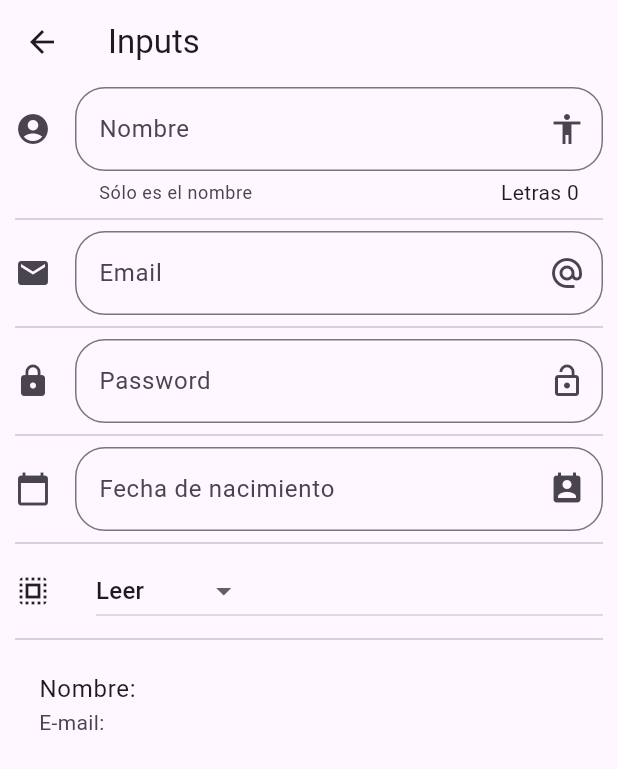
After one commit to AitorAD/seminario1_pmdm, a Flutter app: the InputPage screen opened by its route, on a phone screen of 412 x 824 dp. The commit adds this screen. Shown: the top 769 px of the screen. Run offline on Flutter 3.47's test engine with Material 3 defaults, Android fonts, the phone set to English and light mode, and no system bars; network calls fail.

Commit message:
Seminario 1

```diff
--- /dev/null
+++ b/lib/input_page.dart
@@ -0,0 +1,158 @@
+import 'package:flutter/material.dart';
+
+class InputPage extends StatefulWidget {
+  @override
+  _InputPageState createState() => _InputPageState();
+}
+
+class _InputPageState extends State<InputPage> {
+  String _nombre = '';
+  String _email = '';
+  String _fecha = '';
+  TextEditingController _inputFieldDateController = new TextEditingController();
+  List<String> _hobbies = ['Leer', 'Ver series', 'Viajar', 'Deporte'];
+  String _opcionSeleccionada = 'Leer';
+
+  @override
+  Widget build(BuildContext context) {
+    return Scaffold(
+      appBar: AppBar(
+        title: Text('Inputs'),
+      ),
+      body: ListView(
+        padding: EdgeInsets.symmetric(horizontal: 10, vertical: 2),
+        children: [
+          _crearInput(),
+          Divider(),
+          _crearEmail(),
+          Divider(),
+          _crearPassword(),
+          Divider(),
+          _crearFecha(context),
+          Divider(),
+          _crearDropwdown(),
+          Divider(),
+          _crearPersona(),
+        ],
+      ),
+    );
+  }
+
+  Widget _crearInput() {
+    return TextField(
+      textCapitalization: TextCapitalization.sentences,
+      decoration: InputDecoration(
+          counter: Text('Letras ${_nombre.length}'),
+          hintText: 'Nombre de la persona',
+          labelText: 'Nombre',
+          helperText: 'Sólo es el nombre',
+          suffixIcon: Icon(Icons.accessibility),
+          icon: Icon(Icons.account_circle),
+          border: OutlineInputBorder(borderRadius: BorderRadius.circular(20))),
+      onChanged: (valor) {
+        setState(() {
+          _nombre = valor;
+        });
+      },
+    );
+  }
+
+  Widget _crearPersona() {
+    return ListTile(
+      title: Text('Nombre: $_nombre'),
+      subtitle: Text('E-mail: $_email'),
+    );
+  }
+
+  Widget _crearEmail() {
+    return TextField(
+        keyboardType: TextInputType.emailAddress,
+        decoration: InputDecoration(
+            hintText: 'Email',
+            labelText: 'Email',
+            suffixIcon: Icon(Icons.alternate_email),
+            icon: Icon(Icons.email),
+            border:
+                OutlineInputBorder(borderRadius: BorderRadius.circular(20))),
+        onChanged: (valor) => setState(() {
+              _email = valor;
+            }));
+  }
+
+  Widget _crearPassword() {
+    return TextField(
+        obscureText: true,
+        decoration: InputDecoration(
+            hintText: 'Password',
+            labelText: 'Password',
+            suffixIcon: Icon(Icons.lock_open),
+            icon: Icon(Icons.lock),
+            border:
+                OutlineInputBorder(borderRadius: BorderRadius.circular(20))),
+        onChanged: (valor) => setState(() {
+              _email = valor;
+            }));
+  }
+
+  Widget _crearFecha(BuildContext context) {
+    return TextField(
+      enableInteractiveSelection: false,
+      controller: _inputFieldDateController,
+      decoration: InputDecoration(
+          hintText: 'Fecha de nacimiento',
+          labelText: 'Fecha de nacimiento',
+          suffixIcon: Icon(Icons.perm_contact_calendar),
+          icon: Icon(Icons.calendar_today),
+          border: OutlineInputBorder(borderRadius: BorderRadius.circular(20))),
+      onTap: () {
+        FocusScope.of(context).requestFocus(new FocusNode());
+        _selectDate(context);
+      },
+    );
+  }
+
+  _selectDate(BuildContext context) async {
+    DateTime? picked = await showDatePicker(
+        context: context,
+        initialDate: new DateTime.now(),
+        firstDate: new DateTime(2018),
+        lastDate: new DateTime(2025));
+    if (picked != null) {
+      setState(() {
+        _fecha = picked.toString();
+        _inputFieldDateController.text = _fecha;
+      });
+    }
+  }
+
+  Widget _crearDropwdown() {
+    return Row(
+      children: [
+        Icon(Icons.select_all),
+        SizedBox(width: 30),
+        Expanded(
+          child: DropdownButton(
+            value: _opcionSeleccionada,
+            items: getOpcionesDropdown(),
+            onChanged: (opt) {
+              setState(() {
+                _opcionSeleccionada = opt!;
+              });
+            },
+          ),
+        ),
+      ],
+    );
+  }
+
+  List<DropdownMenuItem<String>> getOpcionesDropdown() {
+    List<DropdownMenuItem<String>> lista = [];
+    _hobbies.forEach((element) {
+      lista.add(DropdownMenuItem(
+        child: Text(element),
+        value: element,
+      ));
+    });
+    return lista;
+  }
+}
--- a/lib/routes/routes.dart
+++ b/lib/routes/routes.dart
@@ -1,8 +1,12 @@
 import 'package:flutter/material.dart';
+import 'package:seminario_1/animated_container.dart';
 import 'package:seminario_1/card_page.dart';
 import 'package:seminario_1/home_temp.dart';
 import 'package:seminario_1/alert_page.dart';
 import 'package:seminario_1/avatar_page.dart';
+import 'package:seminario_1/input_page.dart';
+import 'package:seminario_1/listview_page.dart';
+import 'package:seminario_1/slider_page.dart';
 
 Map<String, WidgetBuilder> getApplicationRoutes() {
   return <String, WidgetBuilder>{
@@ -10,5 +14,9 @@ Map<String, WidgetBuilder> getApplicationRoutes() {
     'alert': (BuildContext context) => AlertPage(),
     'avatar': (BuildContext context) => AvatarPage(),
     'card': (BuildContext context) => CardPage(),
+    'animatedContainer': (BuildContext context) => AnimatedContainerPage(),
+    'inputs': (BuildContext context) => InputPage(),
+    'slider': (BuildContext context) => SliderPage(),
+    'list': (BuildContext context) => ListaPage(),
   };
 }
--- a/pubspec.yaml
+++ b/pubspec.yaml
@@ -30,6 +30,9 @@ environment:
 dependencies:
   flutter:
     sdk: flutter
+  flutter_localizations:
+    sdk: flutter
+
 
 
   # The following adds the Cupertino Icons font to your application.
@@ -61,6 +64,7 @@ flutter:
   # To add assets to your application, add an assets section, like this:
   assets:
     - data/menu_opts.json
+    - assets/
   #   - images/a_dot_burr.jpeg
   #   - images/a_dot_ham.jpeg
 
```
Also changed, not shown: data/menu_opts.json (+20 -0 lines), lib/alert_page.dart (+39 -0 lines), lib/animated_container.dart (added, +47 -0 lines), lib/avatar_page.dart (+28 -0 lines), lib/card_page.dart (+22 -4 lines), lib/home_temp.dart (+4 -8 lines), lib/listview_page.dart (added, +113 -0 lines), lib/main.dart (+10 -0 lines), lib/slider_page.dart (added, +78 -0 lines), lib/utils/icono_string.dart (+6 -2 lines), assets/jar-loading.gif (added), pubspec.lock.
